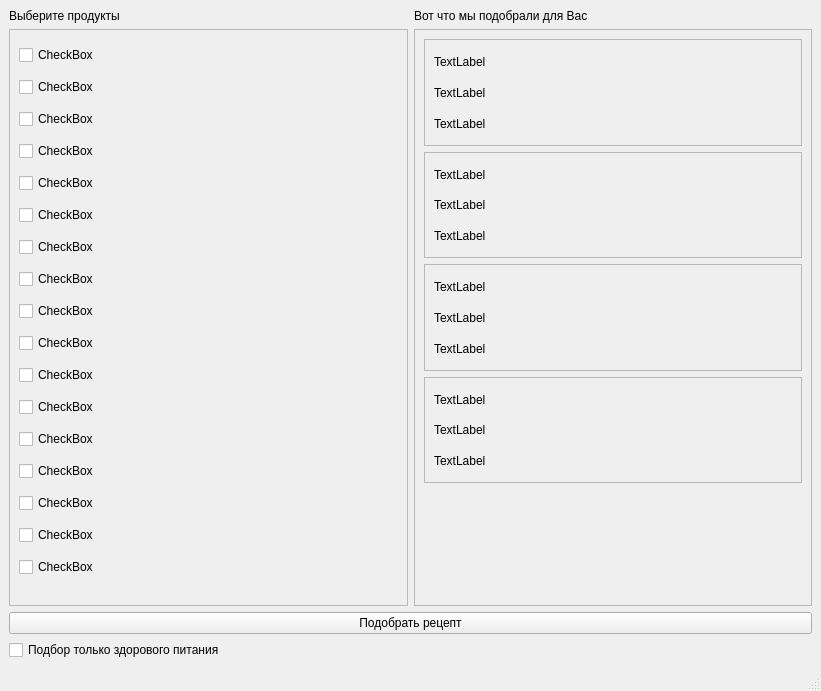
Before: the Qt Designer form mainwindow.ui in Aazmund/Be_Chef, drawn with Qt 5.
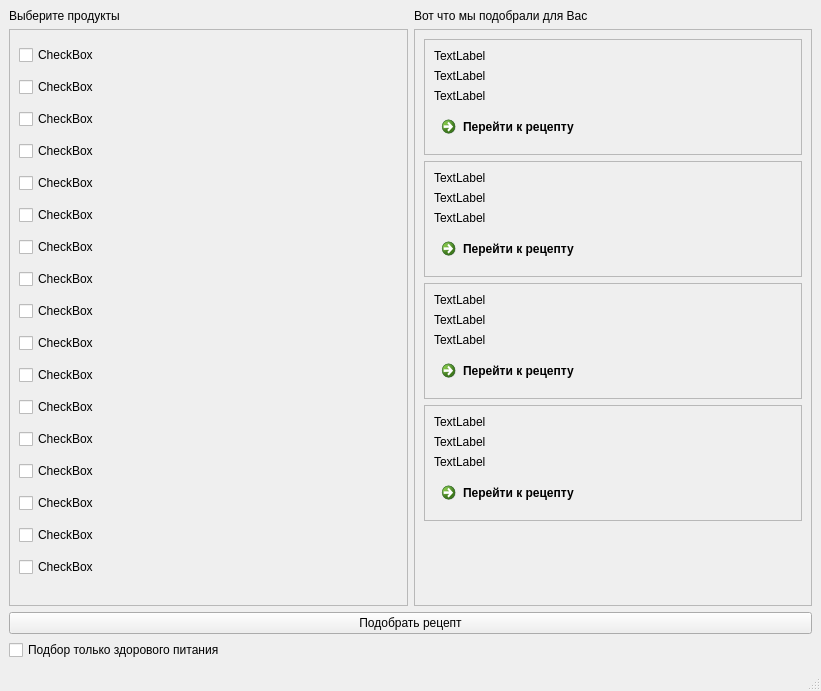
After: the same form once the commit is applied.

```diff
--- a/mainwindow.ui
+++ b/mainwindow.ui
@@ -186,8 +186,8 @@
           <rect>
            <x>0</x>
            <y>0</y>
-           <width>390</width>
-           <height>521</height>
+           <width>395</width>
+           <height>553</height>
           </rect>
          </property>
          <layout class="QVBoxLayout" name="verticalLayout_4">
@@ -221,6 +221,13 @@
                </property>
               </widget>
              </item>
+             <item>
+              <widget class="QCommandLinkButton" name="commandLinkButton">
+               <property name="text">
+                <string>Перейти к рецепту</string>
+               </property>
+              </widget>
+             </item>
             </layout>
            </widget>
           </item>
@@ -254,6 +261,13 @@
                </property>
               </widget>
              </item>
+             <item>
+              <widget class="QCommandLinkButton" name="commandLinkButton_2">
+               <property name="text">
+                <string>Перейти к рецепту</string>
+               </property>
+              </widget>
+             </item>
             </layout>
            </widget>
           </item>
@@ -287,6 +301,13 @@
                </property>
               </widget>
              </item>
+             <item>
+              <widget class="QCommandLinkButton" name="commandLinkButton_3">
+               <property name="text">
+                <string>Перейти к рецепту</string>
+               </property>
+              </widget>
+             </item>
             </layout>
            </widget>
           </item>
@@ -320,6 +341,13 @@
                </property>
               </widget>
              </item>
+             <item>
+              <widget class="QCommandLinkButton" name="commandLinkButton_4">
+               <property name="text">
+                <string>Перейти к рецепту</string>
+               </property>
+              </widget>
+             </item>
             </layout>
            </widget>
           </item>
```
Left out of the diff: 6 changed lines with no effect on the pictures.
